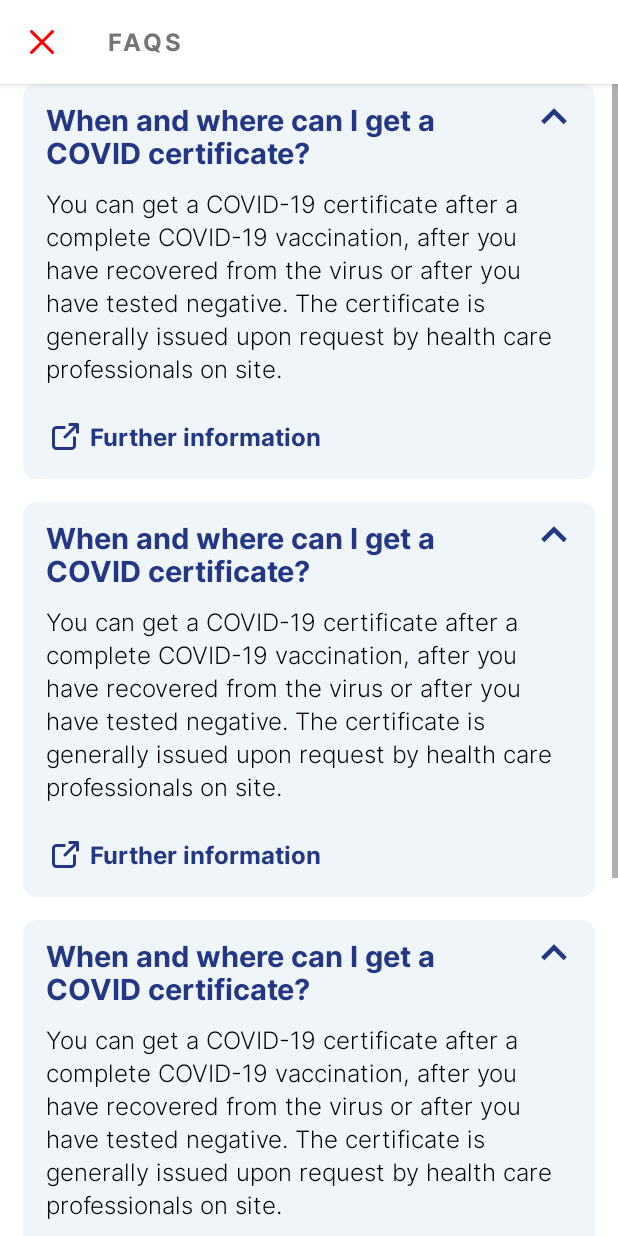
After one commit to admin-ch/CovidCertificate-App-Android, an Android app: the layout fragment_transfer_code_howto.xml on its own in the app's theme, with its tools: preview values and no code run, on a phone screen of 412 x 824 dp. The commit adds this screen. Run offline under Robolectric (Android 15) with nearby library versions, the phone set to English and light mode, and no system bars.

Commit message:
Add transfer code how to screen

```diff
--- a/wallet/src/main/java/ch/admin/bag/covidcertificate/wallet/transfercode/TransferCodeIntroFragment.kt
+++ b/wallet/src/main/java/ch/admin/bag/covidcertificate/wallet/transfercode/TransferCodeIntroFragment.kt
@@ -41,7 +41,11 @@ class TransferCodeIntroFragment : Fragment(R.layout.fragment_transfer_code_intro
 		}
 
 		binding.transferCodeIntroHowto.setOnClickListener {
-			// TODO: Open FAQ screen for transfer codes
+			parentFragmentManager.beginTransaction()
+				.setCustomAnimations(R.anim.slide_enter, R.anim.slide_exit, R.anim.slide_pop_enter, R.anim.slide_pop_exit)
+				.replace(R.id.fragment_container, TransferCodeHowToFragment.newInstance())
+				.addToBackStack(TransferCodeHowToFragment::class.java.canonicalName)
+				.commit()
 		}
 	}
 
--- /dev/null
+++ b/wallet/src/main/res/layout/fragment_transfer_code_howto.xml
@@ -0,0 +1,45 @@
+<?xml version="1.0" encoding="utf-8"?><!--
+  ~ Copyright (c) 2021 Ubique Innovation AG <https://www.ubique.ch>
+  ~
+  ~ This Source Code Form is subject to the terms of the Mozilla Public
+  ~ License, v. 2.0. If a copy of the MPL was not distributed with this
+  ~ file, You can obtain one at https://mozilla.org/MPL/2.0/.
+  ~
+  ~ SPDX-License-Identifier: MPL-2.0
+  -->
+
+<ch.admin.bag.covidcertificate.common.views.WindowInsetsLayout xmlns:android="http://schemas.android.com/apk/res/android"
+	xmlns:app="http://schemas.android.com/apk/res-auto"
+	xmlns:tools="http://schemas.android.com/tools"
+	android:layout_width="match_parent"
+	android:layout_height="match_parent"
+	android:background="@color/white"
+	app:applyWindowInsets="all">
+
+	<LinearLayout
+		android:layout_width="match_parent"
+		android:layout_height="match_parent"
+		android:orientation="vertical">
+
+		<androidx.appcompat.widget.Toolbar
+			android:id="@+id/toolbar"
+			android:layout_width="match_parent"
+			android:layout_height="wrap_content"
+			android:background="@color/white"
+			android:elevation="@dimen/toolbar_elevation"
+			app:navigationIcon="@drawable/ic_close_red"
+			app:title="@string/wallet_faq_header"
+			app:titleTextAppearance="@style/CovidCertificate.ToolbarTitle"
+			app:titleTextColor="@color/grey" />
+
+		<androidx.recyclerview.widget.RecyclerView
+			android:id="@+id/transfer_code_howto_list"
+			android:layout_width="match_parent"
+			android:layout_height="match_parent"
+			android:scrollbars="vertical"
+			app:layoutManager="androidx.recyclerview.widget.LinearLayoutManager"
+			tools:itemCount="4"
+			tools:listitem="@layout/item_faq_question" />
+	</LinearLayout>
+
+</ch.admin.bag.covidcertificate.common.views.WindowInsetsLayout>
```
Also changed, not shown: wallet/src/main/java/ch/admin/bag/covidcertificate/wallet/transfercode/TransferCodeHowToFragment.kt (added, +76 -0 lines), wallet/src/main/res/drawable/illu_transfer_code_howto.xml (added, +63 -0 lines).
